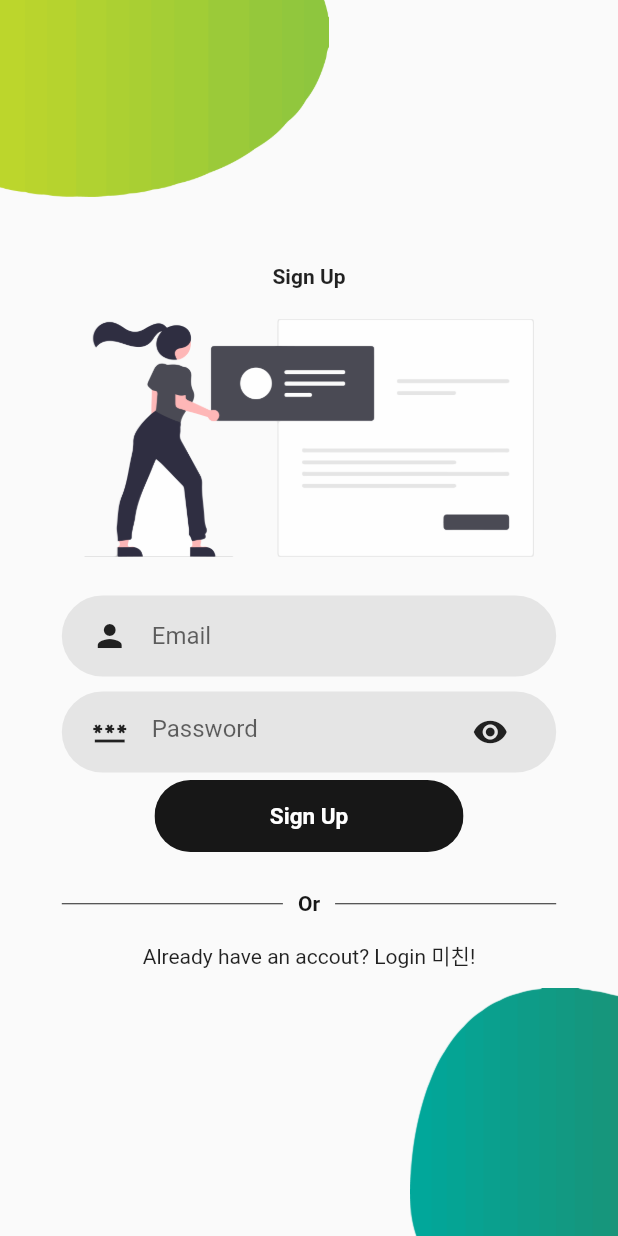
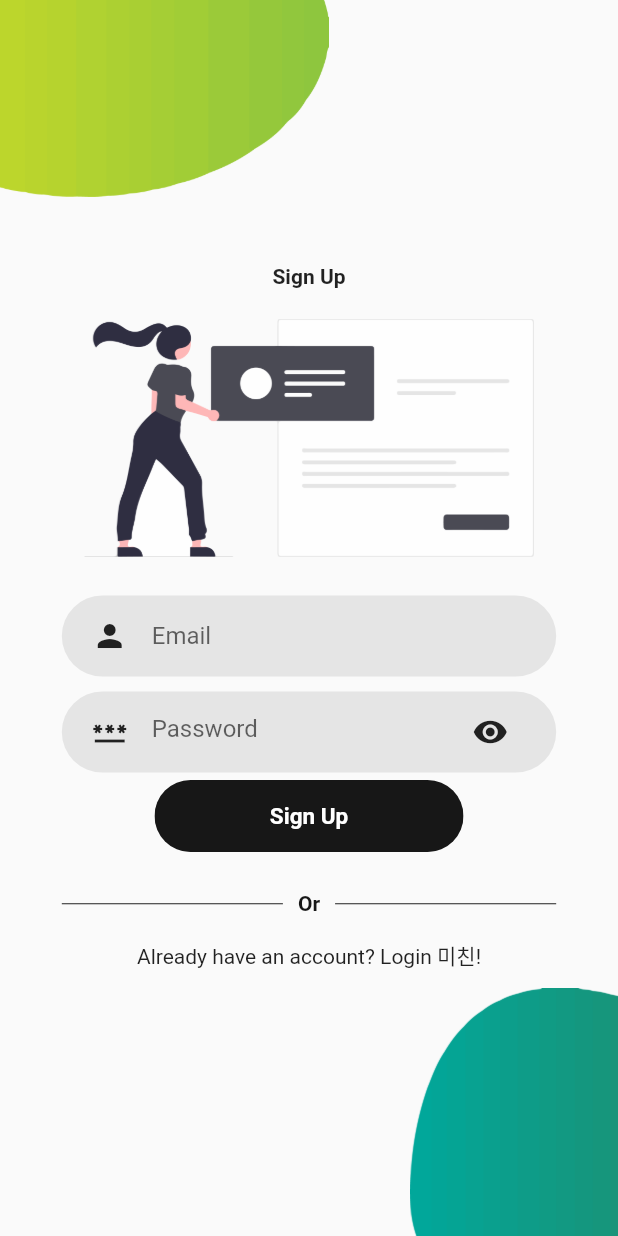
Before and after one commit to Sushi-Oriented/SistemPenilaianGuru, a Flutter app: the SignUpScreen screen opened by its route, on a phone screen of 412 x 824 dp. Run offline on Flutter 3.47's test engine with Material 2 defaults, Android fonts, the phone set to English and light mode, and no system bars; our stand-ins replace firebase_auth, firebase_core; accounts and stored records are empty; network calls fail.

```diff
--- a/lib/screens/signup/signup_body.dart
+++ b/lib/screens/signup/signup_body.dart
@@ -94,7 +94,7 @@ class SignUpBody extends StatelessWidget {
                                 builder: (context) => LoginScreen()),
                           )
                         },
-                        child: Text("Already have an accout? Login 미친!"),
+                        child: Text("Already have an account? Login 미친!"),
                       )
                     ],
                   )
--- a/lib/screens/splash.dart
+++ b/lib/screens/splash.dart
@@ -2,7 +2,7 @@ import 'package:firebase_auth/firebase_auth.dart';
 import 'package:flutter/material.dart';
 import 'package:spg_test/constant.dart';
 import 'package:spg_test/screens/login/login_screen.dart';
-import 'package:spg_test/screens/signup/signup_screen.dart';
+//import 'package:spg_test/screens/signup/signup_screen.dart';
 import 'package:spg_test/screens/student/dashboard_screen.dart';
 
 class Splash extends StatefulWidget {
```
Also changed, not shown: lib/provider/auth_provider.dart (+6 -2 lines), 1 other file.
